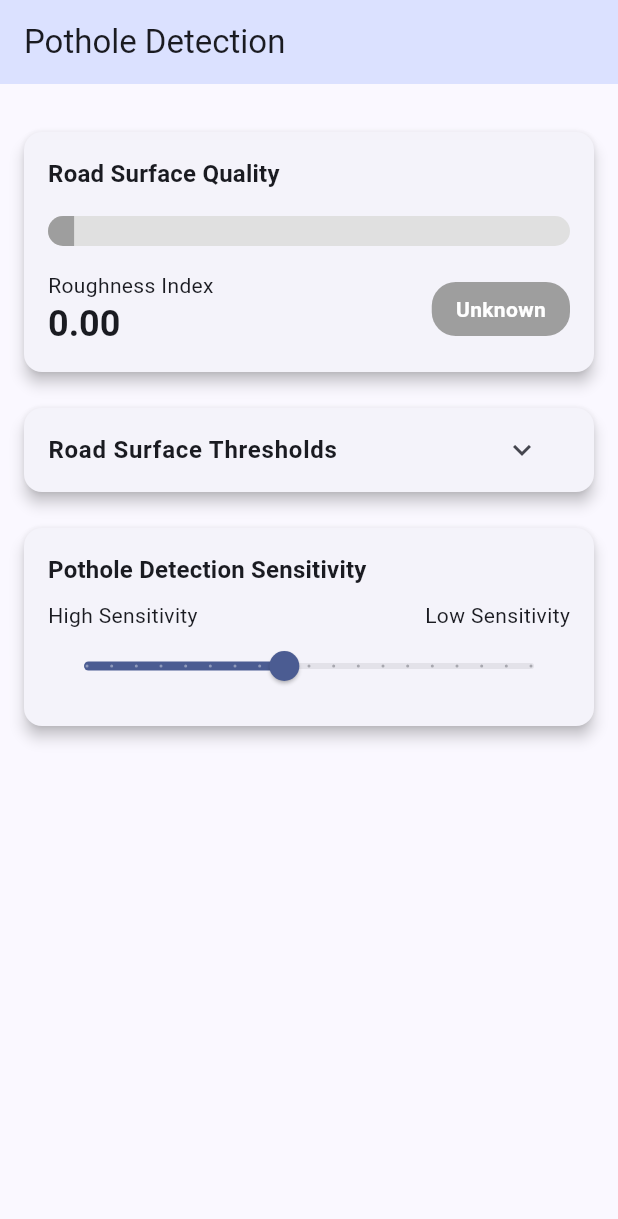
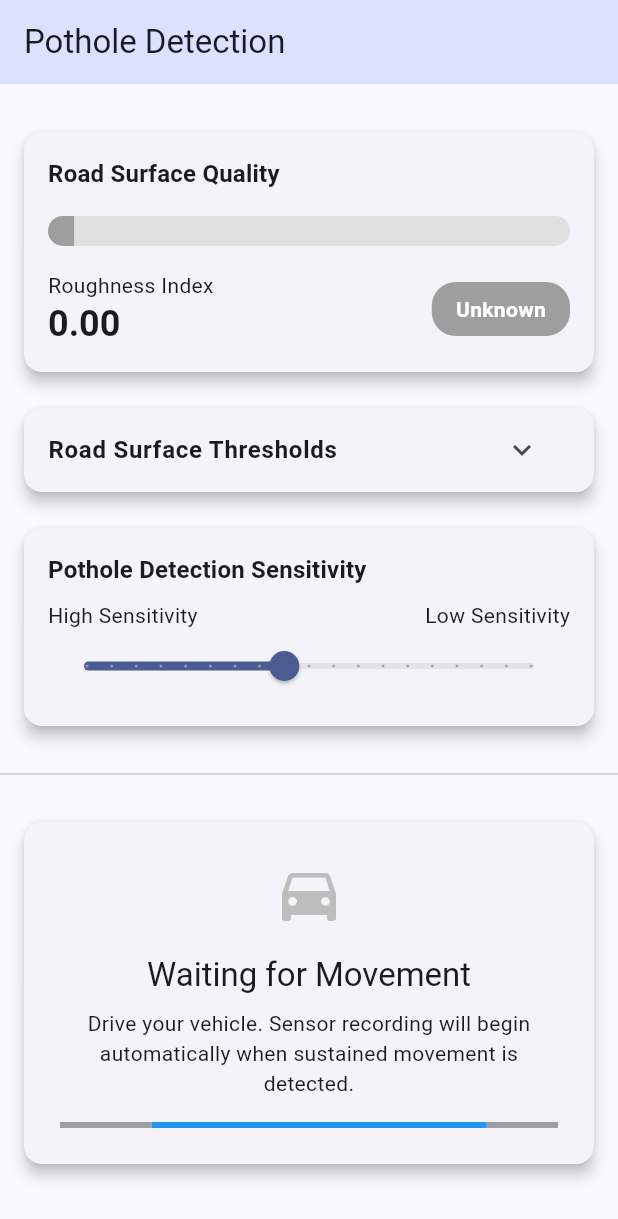
Before and after one commit to matejrupnik/breakpoint, a Flutter app: the screen it shows after launch, on a phone screen of 412 x 824 dp. Shown: the top 1219 px of the screen. Run offline on Flutter 3.47's test engine with Material 3 defaults, Android fonts, the phone set to English and light mode, and no system bars; our stand-ins replace fl_chart, geolocator, sensors_plus.

Commit message:
feat: add motion requirement for recording data

```diff
--- a/breakpoint_mobile/lib/providers/accelerometer_provider.dart
+++ b/breakpoint_mobile/lib/providers/accelerometer_provider.dart
@@ -13,6 +13,11 @@ class AccelerometerProvider with ChangeNotifier {
       ListQueue<AccelerometerData>();
 
   StreamSubscription<AccelerometerData>? _subscription;
+  StreamSubscription<bool>? _motionSubscription;
+
+  // Motion state tracking
+  bool _isMoving = false;
+  bool get isMoving => _isMoving;
 
   // Pothole detection threshold (in m/s²)
   // Significant vertical acceleration change indicates a pothole
@@ -56,6 +61,26 @@ class AccelerometerProvider with ChangeNotifier {
     _subscription = _sensorService.accelerometerStream.listen(
       _handleSensorData,
     );
+
+    // Subscribe to motion state changes
+    _motionSubscription = _sensorService.motionStateStream.listen(
+      _handleMotionStateChange,
+    );
+  }
+
+  void _handleMotionStateChange(bool isMoving) {
+    if (_isMoving != isMoving) {
+      _isMoving = isMoving;
+
+      if (isMoving) {
+        // Clear old data when starting movement
+        _dataPoints.clear();
+        _minVertical = -10.0;
+        _maxVertical = 10.0;
+      }
+
+      notifyListeners();
+    }
   }
 
   void _handleSensorData(AccelerometerData data) {
@@ -138,6 +163,7 @@ class AccelerometerProvider with ChangeNotifier {
   @override
   void dispose() {
     _subscription?.cancel();
+    _motionSubscription?.cancel();
     _sensorService.dispose();
     super.dispose();
   }
--- a/breakpoint_mobile/lib/screens/home_screen.dart
+++ b/breakpoint_mobile/lib/screens/home_screen.dart
@@ -62,9 +62,9 @@ class HomeScreen extends StatelessWidget {
                   const SensitivityControl(),
 
                   const SizedBox(height: 8),
-                  // const Divider(),
-                  // const SizedBox(height: 8),
-                  // const AccelerometerChart(),
+                  const Divider(),
+                  const SizedBox(height: 8),
+                  const AccelerometerChart(),
                 ],
               ),
             ),
--- a/breakpoint_mobile/lib/services/sensor_service.dart
+++ b/breakpoint_mobile/lib/services/sensor_service.dart
@@ -12,6 +12,27 @@ class SensorService {
   // Stream to access from outside the service
   Stream<AccelerometerData> get accelerometerStream =>
       _accelerometerStreamController.stream;
+
+  // Motion state stream
+  final _motionStateController = StreamController<bool>.broadcast();
+  Stream<bool> get motionStateStream => _motionStateController.stream;
+  bool _isMoving = false;
+  bool get isMoving => _isMoving;
+
+  // Motion detection parameters
+  final double _motionThreshold =
+      0.7; // Increased threshold from 0.5 to 0.7 m/s²
+  final int _motionWindowMs =
+      1500; // Increased from 500ms to 1500ms (1.5 seconds)
+  final int _stationaryWindowMs =
+      3000; // Increased from 2000ms to 3000ms (3 seconds)
+  DateTime? _motionStartTime;
+  DateTime? _lastSignificantMotion;
+
+  // Motion detection tracking
+  int _consecutiveMotionReadings = 0;
+  final int _requiredConsecutiveReadings =
+      5; // Require multiple consecutive readings above threshold
 
   // Subscriptions to the sensor events
   StreamSubscription<AccelerometerEvent>? _accelerometerSubscription;
@@ -60,17 +81,64 @@ class SensorService {
       _userAcceleration.y = event.y;
       _userAcceleration.z = event.z;
 
+      // Check for movement
+      _detectMovement();
+
       // We don't process here - we'll process in the accelerometer callback
     });
+  }
+
+  void _detectMovement() {
+    // Calculate the magnitude of acceleration
+    final magnitude = _userAcceleration.length;
+    final now = DateTime.now();
+
+    // If acceleration is above threshold, record the time
+    if (magnitude > _motionThreshold) {
+      _lastSignificantMotion = now;
+
+      // If we're not already tracking potential movement, start now
+      if (_motionStartTime == null) {
+        _motionStartTime = now;
+      }
+
+      // Increment consecutive motion readings
+      _consecutiveMotionReadings++;
+
+      // If we've had sustained movement for the required window and consecutive readings
+      if (!_isMoving &&
+          _motionStartTime != null &&
+          now.difference(_motionStartTime!).inMilliseconds > _motionWindowMs &&
+          _consecutiveMotionReadings >= _requiredConsecutiveReadings) {
+        // Vehicle is now moving
+        _isMoving = true;
+        _motionStateController.add(_isMoving);
+      }
+    } else {
+      // Reset consecutive readings when below threshold
+      _consecutiveMotionReadings = 0;
+
+      // Check if we should consider the vehicle stopped
+      if (_isMoving &&
+          _lastSignificantMotion != null &&
+          now.difference(_lastSignificantMotion!).inMilliseconds >
+              _stationaryWindowMs) {
+        // If no significant motion for stationary window, consider vehicle stopped
+        _isMoving = false;
+        _motionStartTime = null;
+        _motionStateController.add(_isMoving);
+      }
+    }
   }
 
   void _processSensorData() {
     final now = DateTime.now();
 
-    // Only process data at the specified sampling rate
-    if (_lastSampleTime == null ||
-        now.difference(_lastSampleTime!).inMilliseconds >=
-            _samplingIntervalMs) {
+    // Only process data at the specified sampling rate and when moving
+    if (_isMoving &&
+        (_lastSampleTime == null ||
+            now.difference(_lastSampleTime!).inMilliseconds >=
+                _samplingIntervalMs)) {
       _lastSampleTime = now;
 
       // Calculate vertical acceleration relative to Earth
@@ -99,5 +167,6 @@ class SensorService {
     _gyroscopeSubscription?.cancel();
     _userAccelerometerSubscription?.cancel();
     _accelerometerStreamController.close();
+    _motionStateController.close();
   }
 }
--- a/breakpoint_mobile/lib/widgets/accelerometer_chart.dart
+++ b/breakpoint_mobile/lib/widgets/accelerometer_chart.dart
@@ -11,13 +11,83 @@ class AccelerometerChart extends StatelessWidget {
     return Consumer<AccelerometerProvider>(
       builder: (context, provider, child) {
         final dataPoints = provider.dataPoints;
+        final isMoving = provider.isMoving;
 
-        if (dataPoints.isEmpty) {
-          return const Center(
-            child: Text('No accelerometer data available yet'),
+        // Check if we're not moving - we should show a prompt
+        if (!isMoving) {
+          return Card(
+            elevation: 4,
+            margin: const EdgeInsets.all(16.0),
+            child: Container(
+              padding: const EdgeInsets.all(24.0),
+              alignment: Alignment.center,
+              child: Column(
+                mainAxisSize: MainAxisSize.min,
+                children: [
+                  Icon(Icons.directions_car, size: 48, color: Colors.grey[400]),
+                  const SizedBox(height: 16),
+                  Text(
+                    'Waiting for Movement',
+                    style: Theme.of(context).textTheme.titleLarge,
+                    textAlign: TextAlign.center,
+                  ),
+                  const SizedBox(height: 8),
+                  Text(
+                    'Drive your vehicle. Sensor recording will begin automatically when sustained movement is detected.',
+                    style: Theme.of(context).textTheme.bodyMedium,
+                    textAlign: TextAlign.center,
+                  ),
+                  const SizedBox(height: 16),
+                  // Add progress indicator to show we're actively waiting
+                  const LinearProgressIndicator(
+                    backgroundColor: Colors.grey,
+                    color: Colors.blue,
+                  ),
+                ],
+              ),
+            ),
           );
         }
 
+        // If we are moving but no data yet
+        if (dataPoints.isEmpty) {
+          return Card(
+            elevation: 4,
+            margin: const EdgeInsets.all(16.0),
+            child: Container(
+              padding: const EdgeInsets.all(24.0),
+              alignment: Alignment.center,
+              child: Column(
+                mainAxisSize: MainAxisSize.min,
+                children: [
+                  const Icon(
+                    Icons.directions_car,
+                    size: 48,
+                    color: Colors.green,
+                  ),
+                  const SizedBox(height: 16),
+                  Text(
+                    'Movement Detected!',
+                    style: Theme.of(
+                      context,
+                    ).textTheme.titleLarge?.copyWith(color: Colors.green),
+                    textAlign: TextAlign.center,
+                  ),
+                  const SizedBox(height: 8),
+                  Text(
+                    'Collecting sensor data...',
+                    style: Theme.of(context).textTheme.bodyMedium,
+                    textAlign: TextAlign.center,
+                  ),
+                  const SizedBox(height: 16),
+                  const CircularProgressIndicator(color: Colors.green),
+                ],
+              ),
+            ),
+          );
+        }
+
+        // Otherwise, show the chart as before
         return Padding(
           padding: const EdgeInsets.all(16.0),
           child: Column(
```
Also changed, not shown: breakpoint_mobile/lib/providers/road_surface_provider.dart (+31 -1 lines).
